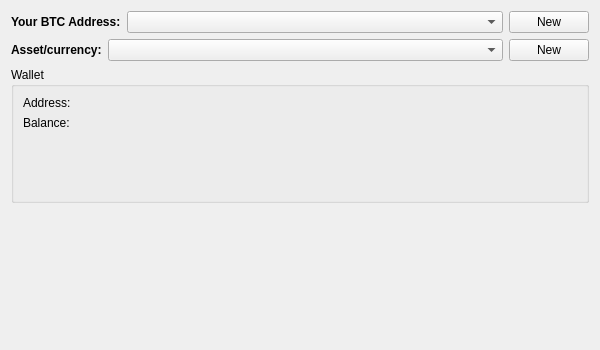
chromaway/ngcccbase, file ui/forms/overviewpage.ui: the form before one commit.
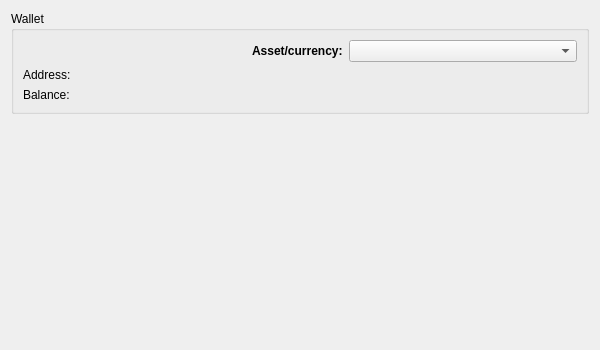
The form after the commit.

Commit message: delete BTC address on overview page

Diff of the .ui file:
```diff
--- a/ui/forms/overviewpage.ui
+++ b/ui/forms/overviewpage.ui
@@ -15,79 +15,53 @@
   </property>
   <layout class="QVBoxLayout" name="topLayout">
    <item>
-    <layout class="QVBoxLayout" name="verticalLayout" stretch="0,1,1">
-     <item>
-      <layout class="QHBoxLayout" name="horizontalLayout" stretch="1,0">
-       <item>
-        <layout class="QVBoxLayout" name="verticalLayout_3">
-         <item>
-          <layout class="QHBoxLayout" name="horizontalLayout_2" stretch="0,1">
-           <item>
-            <widget class="QLabel" name="label">
-             <property name="font">
-              <font>
-               <weight>75</weight>
-               <bold>true</bold>
-              </font>
-             </property>
-             <property name="text">
-              <string>Your BTC Address:</string>
-             </property>
-            </widget>
-           </item>
-           <item>
-            <widget class="QComboBox" name="cb_addresses"/>
-           </item>
-          </layout>
-         </item>
-         <item>
-          <layout class="QHBoxLayout" name="horizontalLayout_3" stretch="0,1">
-           <item>
-            <widget class="QLabel" name="label_2">
-             <property name="font">
-              <font>
-               <weight>75</weight>
-               <bold>true</bold>
-              </font>
-             </property>
-             <property name="text">
-              <string>Asset/currency:</string>
-             </property>
-            </widget>
-           </item>
-           <item>
-            <widget class="QComboBox" name="cb_monikers"/>
-           </item>
-          </layout>
-         </item>
-        </layout>
-       </item>
-       <item>
-        <layout class="QVBoxLayout" name="verticalLayout_2" stretch="0,0">
-         <item>
-          <widget class="QPushButton" name="btn_newAddress">
-           <property name="text">
-            <string>New</string>
-           </property>
-          </widget>
-         </item>
-         <item>
-          <widget class="QPushButton" name="btn_newAsset">
-           <property name="text">
-            <string>New</string>
-           </property>
-          </widget>
-         </item>
-        </layout>
-       </item>
-      </layout>
-     </item>
+    <layout class="QVBoxLayout" name="verticalLayout" stretch="0,1">
      <item>
       <widget class="QGroupBox" name="groupBox">
        <property name="title">
         <string>Wallet</string>
        </property>
        <layout class="QVBoxLayout" name="topLayout">
+        <item>
+         <layout class="QHBoxLayout" name="horizontalLayout" stretch="1,0,1">
+          <item>
+           <spacer name="horizontalSpacer">
+            <property name="orientation">
+             <enum>Qt::Horizontal</enum>
+            </property>
+            <property name="sizeHint" stdset="0">
+             <size>
+              <width>40</width>
+              <height>20</height>
+             </size>
+            </property>
+           </spacer>
+          </item>
+          <item>
+           <widget class="QLabel" name="label_4">
+            <property name="font">
+             <font>
+              <weight>75</weight>
+              <bold>true</bold>
+             </font>
+            </property>
+            <property name="text">
+             <string>Asset/currency:</string>
+            </property>
+           </widget>
+          </item>
+          <item>
+           <widget class="QComboBox" name="cb_monikers">
+            <property name="sizePolicy">
+             <sizepolicy hsizetype="Preferred" vsizetype="Fixed">
+              <horstretch>0</horstretch>
+              <verstretch>0</verstretch>
+             </sizepolicy>
+            </property>
+           </widget>
+          </item>
+         </layout>
+        </item>
         <item>
          <layout class="QFormLayout" name="formLayout">
           <item row="1" column="1">
```
Left out of the diff: 5 changed lines with no effect on the pictures. The commit also changes 2 other files.
